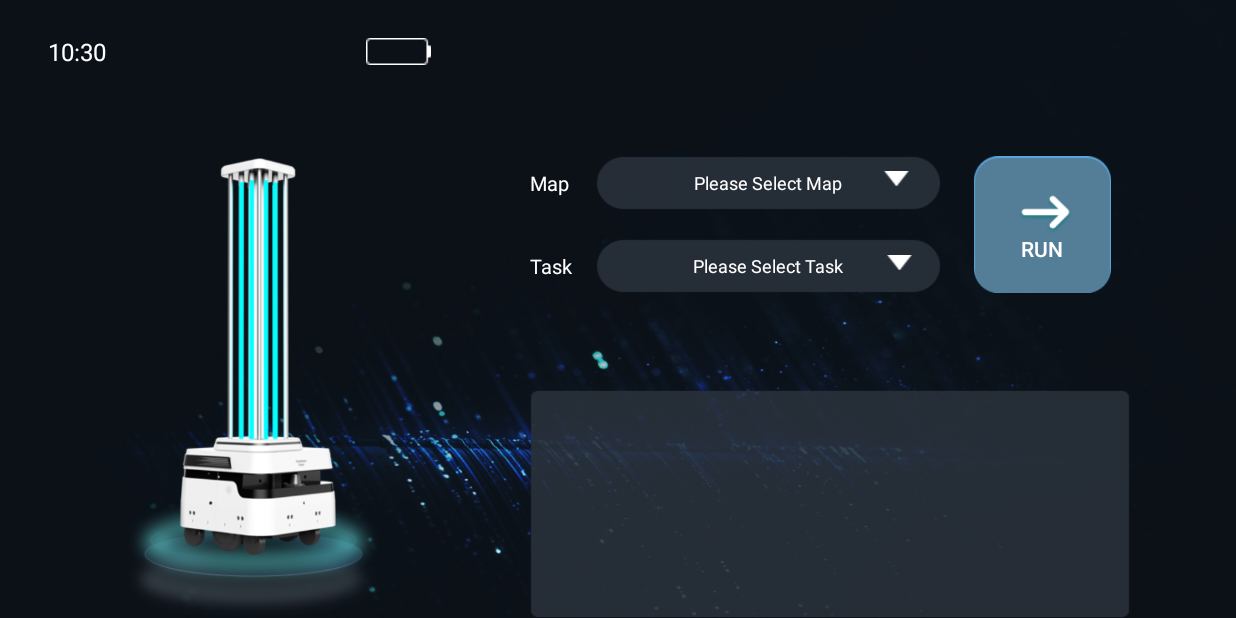
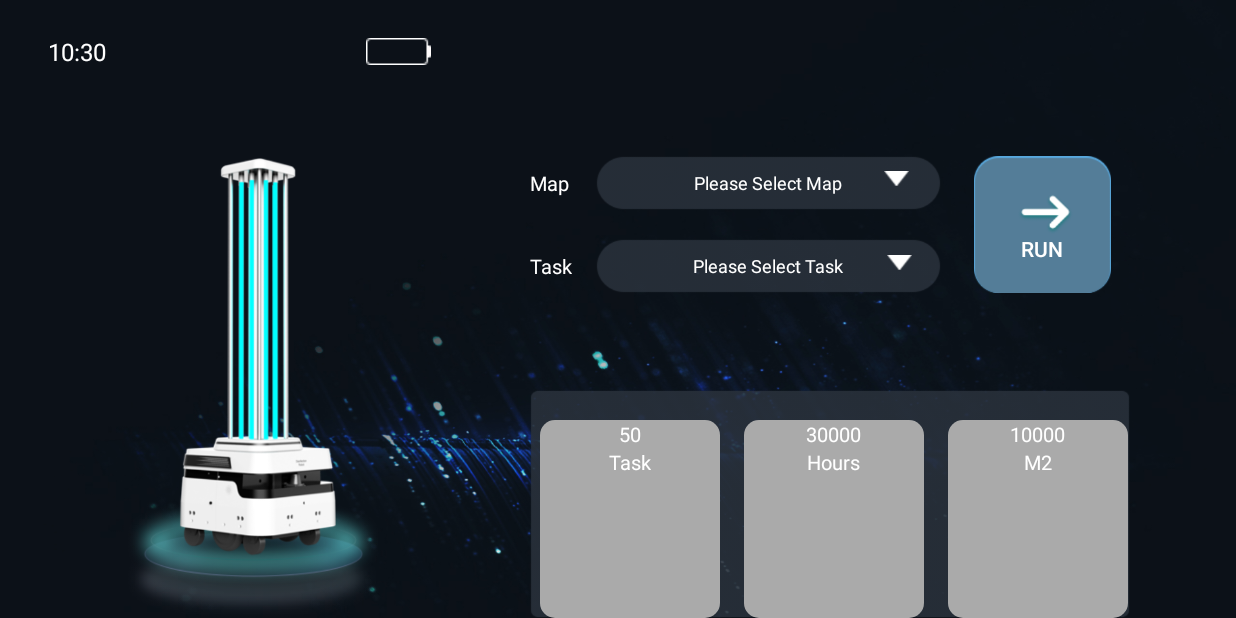
Before and after one commit to lion-Hou/robot, an Android app: the screen it shows after launch (MainActivity), on a phone screen of 824 x 412 dp (held sideways). Run offline under Robolectric (Android 15) with nearby library versions, the phone set to English and light mode, and no system bars; our stand-ins replace ButterKnife, EventBus; libraries missing offline, so code that uses them is left out: org.java_websocket.client, org.java_websocket.drafts, org.java_websocket.handshake; 1 statement that could not run was skipped.

Commit message:
houbbo 0223

```diff
--- a/app/src/main/java/com/example/robot/EmptyClient.java
+++ b/app/src/main/java/com/example/robot/EmptyClient.java
@@ -52,7 +52,9 @@ public class EmptyClient extends WebSocketClient {
         gsonUtils.setTime(time);
         MainActivity.emptyClient.send(gsonUtils.putJsonMessage(Content.SYSTEM_DATE));
         //断连监听
+        Log.d("HOUH111","GET_TASK_STATE");
         MainActivity.emptyClient.send(gsonUtils.putJsonMessage(Content.GET_TASK_STATE));
+
 
         //获得上位机版本号
         MainActivity.emptyClient.send(gsonUtils.putJsonMessage(Content.versionCode));
--- a/app/src/main/java/com/example/robot/adapter/TaskStateListAdapter.java
+++ b/app/src/main/java/com/example/robot/adapter/TaskStateListAdapter.java
@@ -44,7 +44,9 @@ public class TaskStateListAdapter extends RecyclerView.Adapter<RecycleHolder> {
     }
 
     public void convert(RecycleHolder holder, TaskStateList taskStateList, int position) {
+        holder.setText(R.id.state_number, taskStateList.getNumber() + "");
         holder.setText(R.id.state_name, taskStateList.getPointName());
+        holder.setText(R.id.state_time, taskStateList.getPointTime());
         if (taskStateList.getTaskState() == null){
             holder.setText(R.id.state_state, mContext.getResources().getStringArray(R.array.spinner_time)[taskStateList.getSpinnerTime()]);
         } else {
--- a/app/src/main/java/com/example/robot/content/Content.java
+++ b/app/src/main/java/com/example/robot/content/Content.java
@@ -177,6 +177,7 @@ public final class Content {
     public static final String NEW_POSITION_NAME = "new_position_name";//新点
     public static final String ROBOT_VERSION_CODE = "robotVersionCode";//导航版本号
     public static final String UP_VERSION_CODE = "versionCode";//上位机版本号
+    public static final String POINT_TIME = "point_time";
 
     public static final String dbPointName = "dbPointName";//点名字
     public static final String dbSpinnerTime = "dbSpinnerTime";//点时间
--- a/app/src/main/java/com/example/robot/map/FirstFragment.java
+++ b/app/src/main/java/com/example/robot/map/FirstFragment.java
@@ -229,6 +229,7 @@ public class FirstFragment extends Fragment implements View.OnClickListener {
 //                mDialog.show();
                 break;
             case R.id.main_execute:
+                MainActivity.emptyClient.send(gsonUtils.putJsonMessage(Content.GET_TASK_STATE));
                 String mainSpinnerTaskText = (String) mainSpinnerTask.getText();
                 String a ="";
                 String b = getText(R.string.map_manage_select_task).toString();
--- /dev/null
+++ b/app/src/main/res/drawable/btn_gb_main_history.xml
@@ -0,0 +1,9 @@
+<?xml version="1.0" encoding="utf-8"?>
+<shape xmlns:android="http://schemas.android.com/apk/res/android">
+    <!-- 矩形的圆角弧度 -->
+    <corners
+        android:radius="10dp" />
+    <!-- 矩形的填充色 -->
+    <solid
+        android:color="#AAAAAA"/>
+</shape>
--- a/app/src/main/res/layout-land/fragment_first.xml
+++ b/app/src/main/res/layout-land/fragment_first.xml
@@ -96,13 +96,96 @@
 
     </RelativeLayout>
 
-    <ListView
+    <RelativeLayout
         android:id="@+id/main_log"
         android:layout_width="@dimen/dimens_600"
         android:layout_height="@dimen/dimens_247"
         android:layout_below="@+id/main_title"
         android:layout_marginTop="@dimen/dimens_97"
-        android:background="@drawable/home_bg_xiangqingkuang"/>
+        android:background="@drawable/home_bg_xiangqingkuang">
+
+        <RelativeLayout
+            android:id="@+id/main_history_task"
+            android:layout_width="180px"
+            android:layout_height="200px"
+            android:layout_marginTop="@dimen/dimens_30"
+            android:layout_marginLeft="@dimen/dimens_10"
+            android:background="@drawable/btn_gb_main_history">
+            <TextView
+                android:id="@+id/run_all_task_size"
+                android:layout_width="wrap_content"
+                android:layout_height="wrap_content"
+                android:textSize="@dimen/dimens_20"
+                android:textColor="@color/text_color"
+                android:text="50"
+                android:layout_centerHorizontal="true"/>
+            <TextView
+                android:id="@+id/run_all_task"
+                android:layout_width="wrap_content"
+                android:layout_height="wrap_content"
+                android:layout_below="@+id/run_all_task_size"
+                android:textSize="@dimen/dimens_20"
+                android:textColor="@color/text_color"
+                android:text="@string/run_all_task"
+                android:layout_centerHorizontal="true"/>
+        </RelativeLayout>
+
+        <RelativeLayout
+            android:id="@+id/main_history_time"
+            android:layout_width="180px"
+            android:layout_height="200px"
+            android:background="@drawable/btn_gb_main_history"
+            android:layout_marginTop="@dimen/dimens_30"
+            android:layout_toRightOf="@+id/main_history_task"
+            android:layout_marginLeft="@dimen/dimens_24">
+            <TextView
+                android:id="@+id/run_all_time_size"
+                android:layout_width="wrap_content"
+                android:layout_height="wrap_content"
+                android:textSize="@dimen/dimens_20"
+                android:textColor="@color/text_color"
+                android:text="30000"
+                android:layout_centerHorizontal="true"/>
+            <TextView
+                android:id="@+id/run_all_time"
+                android:layout_width="wrap_content"
+                android:layout_height="wrap_content"
+                android:layout_below="@+id/run_all_time_size"
+                android:textSize="@dimen/dimens_20"
+                android:textColor="@color/text_color"
+                android:text="@string/run_all_time"
+                android:layout_centerHorizontal="true"/>
+        </RelativeLayout>
+
+        <RelativeLayout
+            android:id="@+id/main_history_area"
+            android:layout_width="180px"
+            android:layout_height="200px"
+            android:background="@drawable/btn_gb_main_history"
+            android:layout_marginTop="@dimen/dimens_30"
+            android:layout_toRightOf="@+id/main_history_time"
+            android:layout_marginLeft="@dimen/dimens_24">
+            <TextView
+                android:id="@+id/run_all_area_size"
+                android:layout_width="wrap_content"
+                android:layout_height="wrap_content"
+                android:textSize="@dimen/dimens_20"
+                android:textColor="@color/text_color"
+                android:text="10000"
+                android:layout_centerHorizontal="true"/>
+            <TextView
+                android:id="@+id/run_all_area"
+                android:layout_width="wrap_content"
+                android:layout_height="wrap_content"
+                android:layout_below="@+id/run_all_area_size"
+                android:textSize="@dimen/dimens_20"
+                android:textColor="@color/text_color"
+                android:text="@string/run_all_area"
+                android:layout_centerHorizontal="true"/>
+        </RelativeLayout>
+
+
+    </RelativeLayout>
 
     <RelativeLayout
         android:layout_width="match_parent"
--- a/app/src/main/res/values/dimens.xml
+++ b/app/src/main/res/values/dimens.xml
@@ -7,6 +7,7 @@
     <dimen name="dimens_24">24px</dimen>
     <dimen name="dimens_29">29px</dimen>
     <dimen name="dimens_137">137px</dimen>
+    <dimen name="dimens_88">88px</dimen>
     <dimen name="dimens_33">33px</dimen>
     <dimen name="dimens_600">600px</dimen>
     <dimen name="dimens_247">247px</dimen>
--- a/app/src/main/res/values/strings.xml
+++ b/app/src/main/res/values/strings.xml
@@ -4,6 +4,7 @@
     <string name="text_map">Map</string>
     <string name="text_task">Task</string>
     <string name="run">\n\nRun</string>
+    <string name="stop_run">\n\nStop</string>
     <string name="map">Map</string>
     <string name="task">Task</string>
     <string name="history">History</string>
@@ -22,6 +23,9 @@
     <string name="settings_version_number2">Controller Version Number</string>
     <string name="settings_work_model">Work Model</string>
     <string name="setting_charging_pile">Charging Pile</string>
+    <string name="run_all_task">Task</string>
+    <string name="run_all_time">Hours</string>
+    <string name="run_all_area">M2</string>
 
     <string name="please_select_map">Please Select Map</string>
     <string name="new_map_name_text">Map Name</string>
```
Also changed, not shown: app/src/main/java/com/example/robot/bean/TaskStateList.java (+21 -1 lines), app/src/main/java/com/example/robot/run/RunFragment.java (+7 -2 lines), app/src/main/res/layout-land/fragment_run.xml (+16 -14 lines), app/src/main/res/layout/item_list_task.xml (+21 -0 lines), 1 other file.
